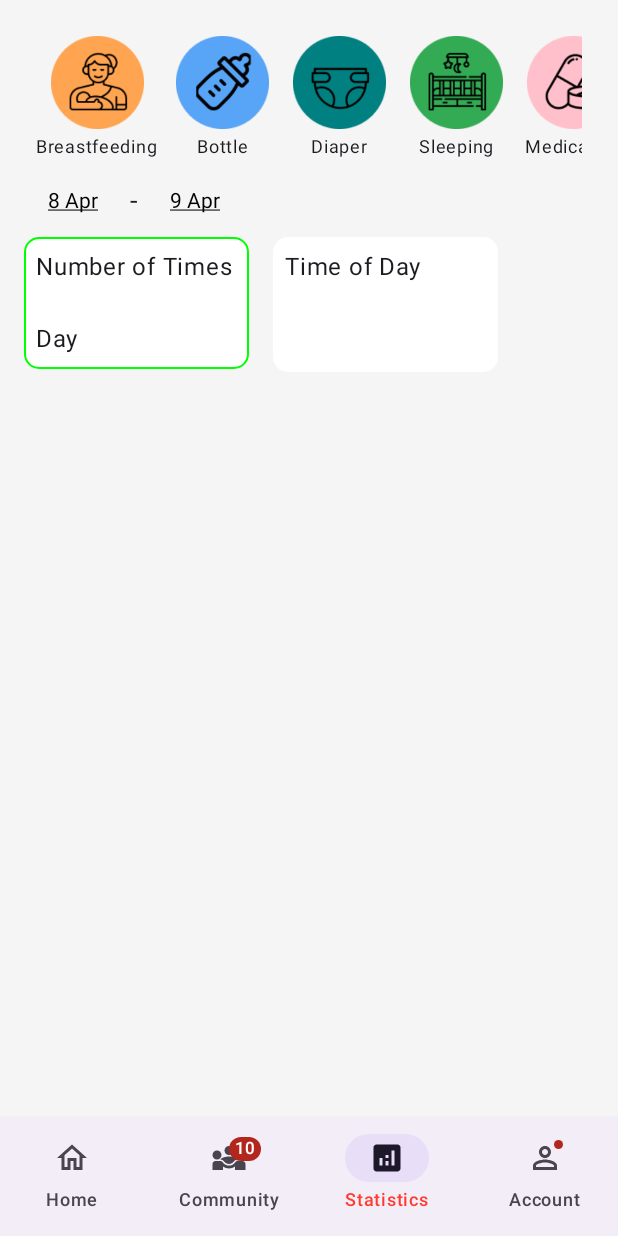
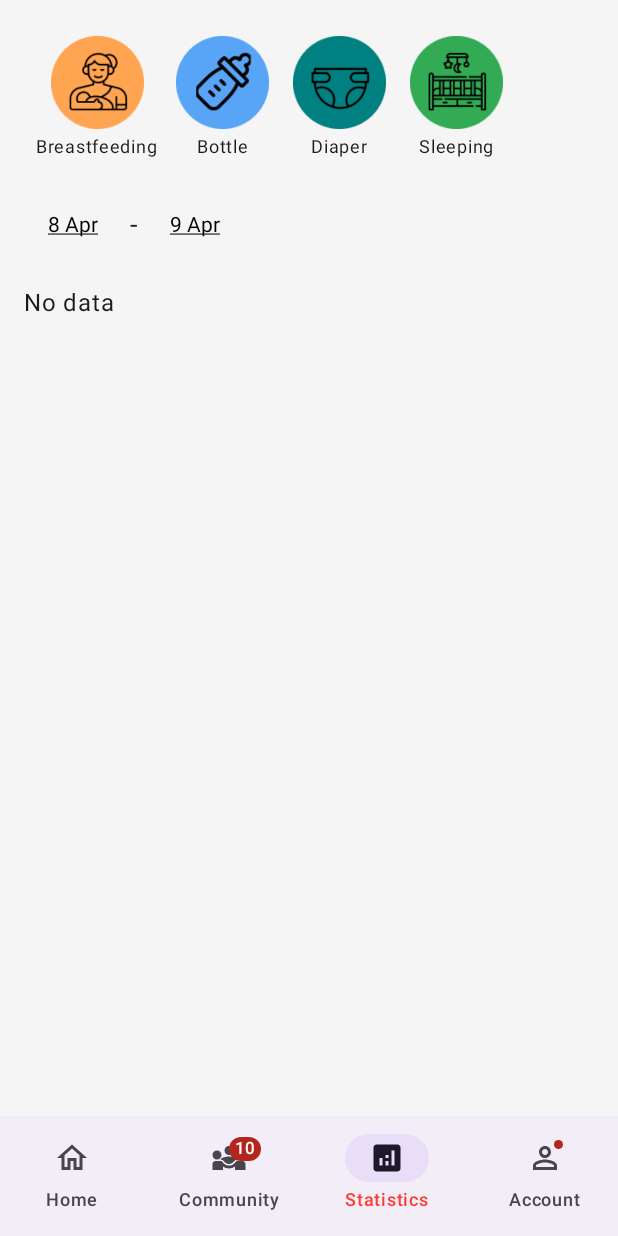
Before and after one commit to nwobodoa/cuddle-care, an Android app built with Jetpack Compose: the composable HomeNavigableScreen called with empty values, item 3 of the bottom bar chosen, on a phone screen of 412 x 824 dp. Run offline under Robolectric (Android 15) with nearby library versions, the phone set to English and light mode, and no system bars; our stand-ins replace Firebase (no records; nobody signed in at launch, a user with empty details on screens opened directly), accompanist; libraries missing offline, so code that uses them is left out: co.yml.charts.

Commit message:
rounding up implementation

```diff
--- a/app/src/main/java/com/ebony/cuddlecare/ui/screen/HomeScreen.kt
+++ b/app/src/main/java/com/ebony/cuddlecare/ui/screen/HomeScreen.kt
@@ -4,7 +4,6 @@ import androidx.compose.foundation.Image
 import androidx.compose.foundation.background
 import androidx.compose.foundation.clickable
 import androidx.compose.foundation.layout.Arrangement
-import androidx.compose.foundation.layout.Box
 import androidx.compose.foundation.layout.Column
 import androidx.compose.foundation.layout.PaddingValues
 import androidx.compose.foundation.layout.Row
@@ -33,7 +32,6 @@ import androidx.compose.ui.Alignment
 import androidx.compose.ui.Modifier
 import androidx.compose.ui.graphics.Color
 import androidx.compose.ui.graphics.vector.ImageVector
-import androidx.compose.ui.platform.LocalContext
 import androidx.compose.ui.res.painterResource
 import androidx.compose.ui.unit.dp
 import androidx.compose.ui.unit.sp
@@ -77,7 +75,7 @@ fun formatDate(date: LocalDate): String {
     return date.format(DateTimeFormatter.ofPattern("EEE, d MMM", Locale.US))
 }
 
-val screens = listOf(
+val navigationItems = listOf(
     NavigationItem(
         iconDrawableId = R.drawable.bf,
         title = "Breastfeeding",
@@ -189,9 +187,6 @@ fun HomeNavigableScreen(
             }
             composable(Screen.Statistics.name) {
                 StatisticsScreen(
-                    onTopNavigation = onTopNavigation,
-                    babies = babies,
-                    setActiveBaby = setActiveBaby,
                     activeBaby = activeBaby,
                     innerPadding = innerPadding
                 )
@@ -290,14 +285,26 @@ fun HomeScreen(
 }
 
 
+@Composable
+fun ActivityMenuRow(
+    onTopNavigation: (String) -> Unit,
+    statsScreen: Boolean = false
+) {
 
-@Composable
-fun ActivityMenuRow(onTopNavigation: (String) -> Unit) {
+    val statsItem = setOf(
+        Screen.BreastfeedingScreen.name,
+        Screen.Bottle.name,
+        Screen.Diaper.name,
+        Screen.SleepingScreen.name
+    )
+
+    val items = if(statsScreen) navigationItems.filter { statsItem.contains(it.destination.name)} else navigationItems
+
     LazyRow(
         modifier = Modifier.padding(start = 8.dp, end = 8.dp),
         horizontalArrangement = Arrangement.spacedBy(8.dp)
     ) {
-        items(screens) { item ->
+        items(items) { item ->
             NavigationIcon(
                 drawableId = item.iconDrawableId!!,
                 text = item.title,
--- a/app/src/main/java/com/ebony/cuddlecare/ui/screen/StatisticsScreen.kt
+++ b/app/src/main/java/com/ebony/cuddlecare/ui/screen/StatisticsScreen.kt
@@ -1,10 +1,8 @@
 package com.ebony.cuddlecare.ui.screen
 
-import android.content.Context
 import android.graphics.Typeface
 import android.widget.Toast
 import androidx.compose.foundation.background
-import androidx.compose.foundation.border
 import androidx.compose.foundation.layout.Arrangement
 import androidx.compose.foundation.layout.Column
 import androidx.compose.foundation.layout.PaddingValues
@@ -12,11 +10,11 @@ import androidx.compose.foundation.layout.Row
 import androidx.compose.foundation.layout.fillMaxWidth
 import androidx.compose.foundation.layout.height
 import androidx.compose.foundation.layout.padding
-import androidx.compose.foundation.layout.width
 import androidx.compose.foundation.rememberScrollState
 import androidx.compose.foundation.shape.RoundedCornerShape
 import androidx.compose.foundation.verticalScroll
 import androidx.compose.material.ExperimentalMaterialApi
+import androidx.compose.material.MaterialTheme
 import androidx.compose.material3.ButtonDefaults
 import androidx.compose.material3.Text
 import androidx.compose.material3.TextButton
@@ -71,7 +69,6 @@ import com.ebony.cuddlecare.ui.viewmodel.SleepRecord
 import com.ebony.cuddlecare.ui.viewmodel.SleepingViewModel
 import com.ebony.cuddlecare.ui.viewmodel.StatsViewModel
 import com.ebony.cuddlecare.util.epochSecondsToLocalDateTime
-import com.ebony.cuddlecare.util.localDateTimeToEpoch
 import java.time.Duration
 import java.time.LocalDate
 import java.time.LocalDateTime
@@ -98,13 +95,9 @@ val pieChartConfig =
 private val formatter = DateTimeFormatter.ofPattern("d MMM", Locale.ENGLISH)
 
 
-@OptIn(ExperimentalMaterialApi::class)
 @Composable
 fun StatisticsScreen(
     onNotificationClick: () -> Unit = {},
-    onTopNavigation: (String) -> Unit,
-    babies: List<Baby>,
-    setActiveBaby: (String) -> Unit,
     activeBaby: Baby?,
     innerPadding: PaddingValues,
     statsViewModel: StatsViewModel = viewModel(),
@@ -154,10 +147,12 @@ fun StatisticsScreen(
         modifier = Modifier
             .verticalScroll(state = scrollState)
             .padding(innerPadding)
-            .padding(16.dp)
+            .padding(16.dp),
+        verticalArrangement = Arrangement.spacedBy(16.dp)
     ) {
         ActivityMenuRow(
-            onTopNavigation = { navController.navigate(it) }
+            onTopNavigation = { navController.navigate(it) },
+            statsScreen = true
         )
 
         RangePicker(
@@ -171,44 +166,10 @@ fun StatisticsScreen(
             toggleStartDate = statsViewModel::toggleStartDateExpanded
         )
 
-        Row(
-            modifier = Modifier
-                .fillMaxWidth(),
-            horizontalArrangement = Arrangement.spacedBy(16.dp)
-        )
-        {
-            Column(
-                modifier = Modifier
-                    .border(
-                        width = 1.dp, color = Color.Green,
-                        shape = RoundedCornerShape(10.dp)
-                    )
-                    .width(150.dp)
-                    .background(Color.White, shape = RoundedCornerShape(10.dp))
-                    .padding(8.dp)
-            ) {
-                Text(text = "Number of Times")
-                Text(text = "")
-                Text(text = "Day")
-
-            }
-
-            Column(
-                modifier = Modifier
-                    .width(150.dp)
-                    .height(90.dp)
-                    .background(Color.White, shape = RoundedCornerShape(10.dp))
-                    .padding(8.dp)
-            ) {
-                Text(text = "Time of Day")
-
-
-            }
-        }
 
         NavHost(navController = navController, startDestination = Screen.Bottle.name) {
             composable(Screen.Bottle.name) {
-                BottleFeedingSummary(
+                BottleFeedingStats(
                     bottleFeedingUIState.bottleFeedingRecords,
                     statsUIState.startDate,
                     statsUIState.endDate
@@ -229,17 +190,14 @@ fun StatisticsScreen(
                 )
             }
             composable(Screen.SleepingScreen.name) {
-                SleepSummary(
+                SleepStats(
                     startDate = statsUIState.startDate,
                     endDate = statsUIState.endDate,
                     sleepRecords = sleepUiState.sleepRecords
                 )
             }
         }
-
-
     }
-
 }
 
 
@@ -369,7 +327,12 @@ fun breastFeedingRecordToGroupBarData(
 
 @Composable
 fun DiaperStats(diaperRecords: List<DiaperRecord>, startDate: LocalDate, endDate: LocalDate) {
-    Column {
+    if (diaperRecords.isEmpty()) {
+        Text(text = "No data")
+        return
+    }
+
+    Column(verticalArrangement = Arrangement.spacedBy(16.dp)) {
         DiaperPieChart(diaperRecords)
         DiaperStackedBarChart(diaperRecords, startDate, endDate)
     }
@@ -389,7 +352,10 @@ private fun DiaperStackedBarChart(
         legendLabelList = getDiaperLegendsLabelData(),
         gridColumnCount = 3
     )
+    Column(verticalArrangement = Arrangement.spacedBy(8.dp)) {
+        ChatTitle(text = "Frequency of Each Soil type per day")
         BarChart(diaperRecordToGroupBarData(diaperRecords, startDate, endDate), legendsConfig)
+    }
 }
 
 @Composable
@@ -496,7 +462,10 @@ private fun DiaperPieChart(
             ),
         plotType = PlotType.Donut
     )
+    Column {
+        ChatTitle(text = "Diaper Soil Type")
         PieChart(data)
+    }
 }
 
 @Composable
@@ -532,9 +501,19 @@ fun BreastFeedingStats(
     startDate: LocalDate,
     endDate: LocalDate
 ) {
+    if (breastFeedingRecords.isEmpty()) {
+        Text(text = "No data")
+        return
+    }
     Column {
+        Column {
+            ChatTitle(text = "Left breast session vs Right Breast Sessions in period")
             BreastfeedingPieChart(breastFeedingRecords)
+        }
+        Column {
+            ChatTitle(text = "Left breast sessions vs Right Breast Sessions per day")
             BreastfeedingBarChart(breastFeedingRecords, startDate, endDate)
+        }
     }
 }
 
@@ -581,13 +560,15 @@ private fun BreastfeedingPieChart(breastFeedingRecords: List<BreastFeedingRecord
 
 
 @Composable
-fun SleepSummary(startDate: LocalDate, endDate: LocalDate, sleepRecords: List<SleepRecord>) {
-    val minStart = sleepRecords.minBy { it.startTimeEpochSecs }.startTimeEpochSecs
-    val maxStart = sleepRecords.maxBy { it.endTimeEpochSecs }.endTimeEpochSecs
+fun SleepStats(startDate: LocalDate, endDate: LocalDate, sleepRecords: List<SleepRecord>) {
+    if (sleepRecords.isEmpty()) {
+        Text(text = "No data")
+        return
+    }
+
     val startDateTime = LocalDateTime.of(startDate, LocalTime.MIDNIGHT)
     val endDateTime = LocalDateTime.of(endDate, LocalTime.MIDNIGHT)
-    val duration = Duration.between(startDateTime, endDateTime)
-    val totalDuration =  Duration.between(startDateTime, endDateTime).seconds
+    val totalDuration = Duration.between(startDateTime, endDateTime).seconds
     val sleepTime = sleepRecords.sumOf { it.endTimeEpochSecs - it.startTimeEpochSecs }
     val awakeTime = totalDuration - sleepTime
 
@@ -607,8 +588,11 @@ fun SleepSummary(startDate: LocalDate, endDate: LocalDate, sleepRecords: List<Sl
             ),
         plotType = PlotType.Donut
     )
+    Column {
+        ChatTitle(text = "Awake Time vs Sleep Time")
+        PieChart(data = data)
+    }
 
-    PieChart(data = data)
 }
 
 fun minDateRange(startDate: LocalDate, endDate: LocalDate): List<LocalDate> {
@@ -640,12 +624,15 @@ fun diaperToBarChatData(
 
 
 @Composable
-fun BottleFeedingSummary(
+fun BottleFeedingStats(
     bottleFeedingRecords: List<BottleFeedingRecord>,
     startDate: LocalDate,
     endDate: LocalDate
 ) {
-    if (bottleFeedingRecords.isEmpty()) return
+    if (bottleFeedingRecords.isEmpty()) {
+        Text(text = "No data")
+        return
+    }
     val maxRange = 100
     val barData = diaperToBarChatData(bottleFeedingRecords, startDate, endDate)
     val yStepSize = 10
@@ -683,13 +670,21 @@ fun BottleFeedingSummary(
         horizontalExtraSpace = 20.dp
     )
 
+    Column {
+        ChatTitle(text = "Quantity of Feeds Per Day (ml)")
         BarChart(
             modifier = Modifier
                 .padding(top = 32.dp)
                 .height(350.dp),
             barChartData = barChartData
         )
+    }
 
+}
+
+@Composable
+fun ChatTitle(text: String) {
+    Text(text = text, style = MaterialTheme.typography.h6)
 }
 
 @Composable
--- a/app/src/main/java/com/ebony/cuddlecare/ui/viewmodel/StatsViewModel.kt
+++ b/app/src/main/java/com/ebony/cuddlecare/ui/viewmodel/StatsViewModel.kt
@@ -1,6 +1,7 @@
 package com.ebony.cuddlecare.ui.viewmodel
 
 import androidx.lifecycle.ViewModel
+import com.ebony.cuddlecare.ui.documents.Baby
 import com.ebony.cuddlecare.util.epochMillisToDate
 import kotlinx.coroutines.flow.MutableStateFlow
 import kotlinx.coroutines.flow.asStateFlow
@@ -12,6 +13,7 @@ data class StatsUIState(
     val endDate:LocalDate = LocalDate.now(),
     val endDateExpanded:Boolean = false,
     val startDateExpanded:Boolean = false,
+    val numOfTimes:Int = 0
 )
 class StatsViewModel:ViewModel() {
    private val _statsUIState = MutableStateFlow(StatsUIState())
@@ -19,6 +21,10 @@ class StatsViewModel:ViewModel() {
 
     fun setStartDate(date:Long) {
         _statsUIState.update { it.copy(startDate = epochMillisToDate(date)) }
+    }
+
+    fun setNumOfTime(count:Int) {
+        _statsUIState.update { it.copy(numOfTimes = count) }
     }
 
     fun setEndDate(date:Long) {
@@ -30,4 +36,6 @@ class StatsViewModel:ViewModel() {
     fun toggleEndDateExpanded() {
         _statsUIState.update { it.copy(endDateExpanded = !it.endDateExpanded) }
     }
+
+
 }
```
Also changed, not shown: app/src/main/java/com/ebony/cuddlecare/ui/components/BarType.kt (deleted, +0 -8 lines). Lines whose indentation alone changed are shown as unchanged.
